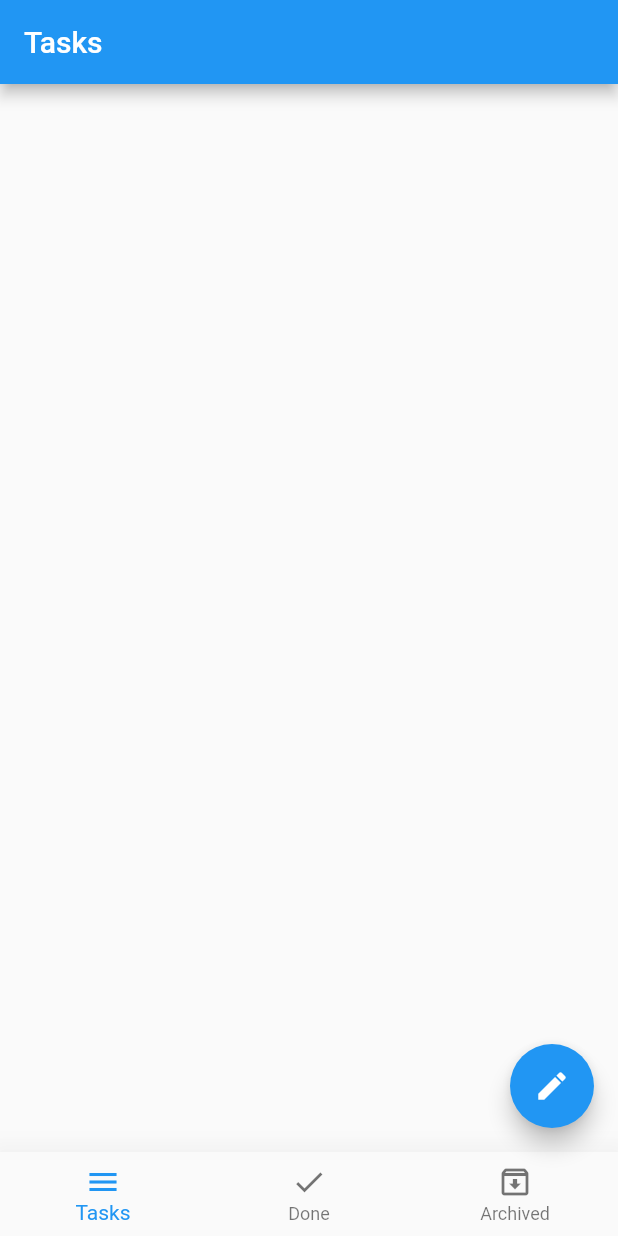
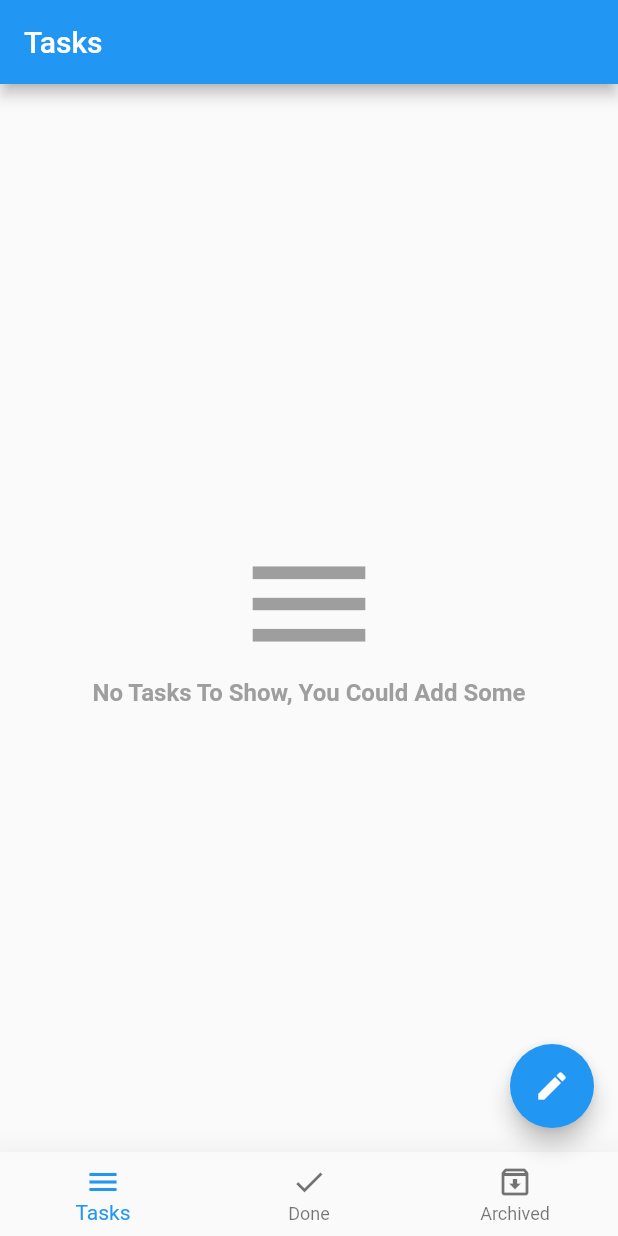
Before and after one commit to jabirelamean/todo_app1, a Flutter app: the screen it shows after launch, on a phone screen of 412 x 824 dp. Run offline on Flutter 3.47's test engine with Material 2 defaults, Android fonts, the phone set to English and light mode, and no system bars; our stand-ins replace bloc, flutter_bloc, sqflite; accounts and stored records are empty.

Commit message:
showing a text while no tasks added

```diff
--- a/lib/modules/new_tasks/new_tasks_screen.dart
+++ b/lib/modules/new_tasks/new_tasks_screen.dart
@@ -1,3 +1,4 @@
+import 'package:flutter/cupertino.dart';
 import 'package:flutter/material.dart';
 import 'package:flutter_bloc/flutter_bloc.dart';
 import 'package:todo_app1/shared/components/task_item.dart';
@@ -7,22 +8,45 @@ import 'package:todo_app1/shared/cubit/states.dart';
 class NewTaskScreen extends StatelessWidget {
   const NewTaskScreen({Key? key}) : super(key: key);
 
-
   @override
   Widget build(BuildContext context) {
     return BlocConsumer<AppCubit, AppStates>(
-      listener: (context, state){},
-      builder: (context, state){
+      listener: (context, state) {},
+      builder: (context, state) {
         //need review ********
-        return state == AppGetDatabaseLoadingState()?CircularProgressIndicator():ListView.separated(
-          itemBuilder: (context, index) => buildTaskItem(AppCubit.get(context).newTasks[index], context),
+        return AppCubit.get(context).newTasks.length > 0
+            ? state == AppGetDatabaseLoadingState()
+                ? CircularProgressIndicator()
+                : ListView.separated(
+                    itemBuilder: (context, index) => buildTaskItem(
+                        AppCubit.get(context).newTasks[index], context),
                     separatorBuilder: (context, index) => Container(
                       margin: EdgeInsets.only(left: 20),
                       width: double.infinity,
                       height: 1,
                       color: Colors.grey[300],
                     ),
-          itemCount:  AppCubit.get(context).newTasks.length,
+                    itemCount: AppCubit.get(context).newTasks.length,
+                  )
+            : Center(
+                child: Column(
+                  mainAxisAlignment: MainAxisAlignment.center,
+                  children: [
+                    Icon(
+                      Icons.menu,
+                      size: 100,
+                      color: Colors.grey,
+                    ),
+                    Text(
+                      'No Tasks To Show, You Could Add Some',
+                      style: TextStyle(
+                        fontSize: 16,
+                        fontWeight: FontWeight.bold,
+                        color: Colors.grey,
+                      ),
+                    ),
+                  ],
+                ),
               );
       },
     );
--- a/lib/shared/cubit/states.dart
+++ b/lib/shared/cubit/states.dart
@@ -15,4 +15,6 @@ class AppGetDatabaseState extends AppStates{}
 
 class AppUpdateDatabaseState extends AppStates{}
 
+class AppDeleteDatabaseState extends AppStates{}
+
 class AppChangeBottomSheetState extends AppStates{}
```
Also changed, not shown: lib/shared/components/task_item.dart (+8 -1 lines), lib/shared/cubit/cubit.dart (+11 -0 lines). Lines whose indentation alone changed are shown as unchanged.
